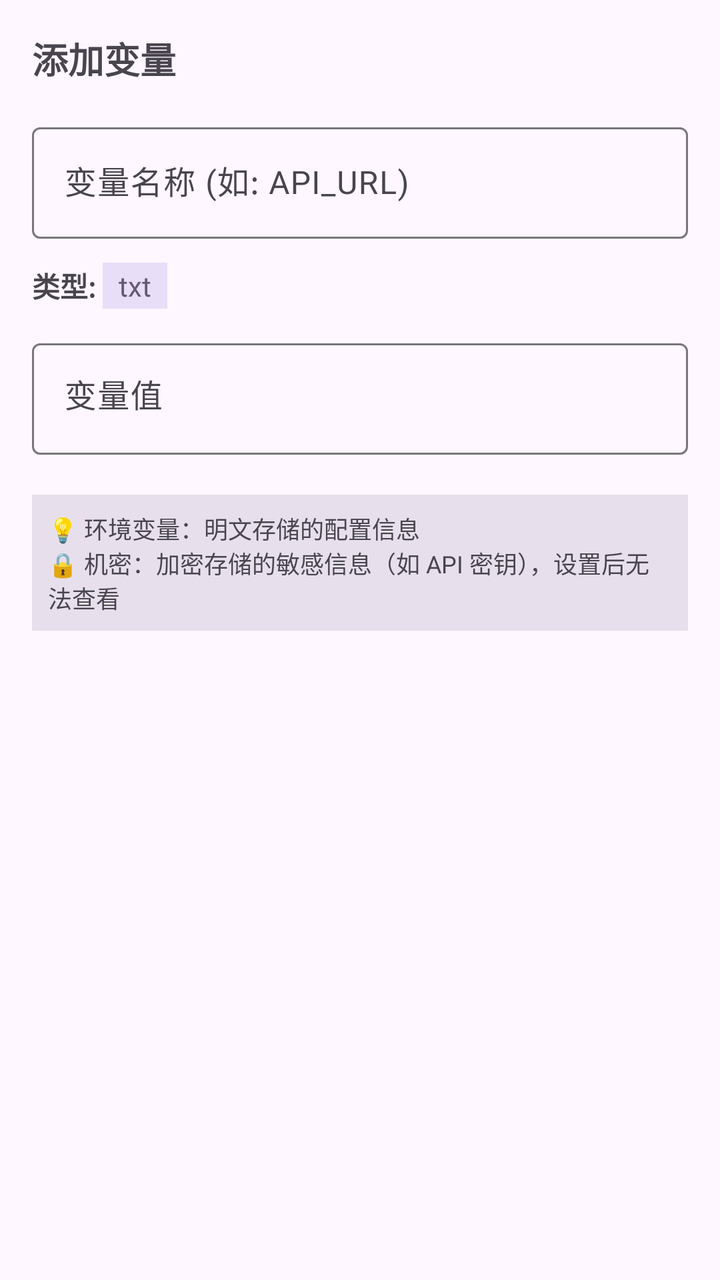
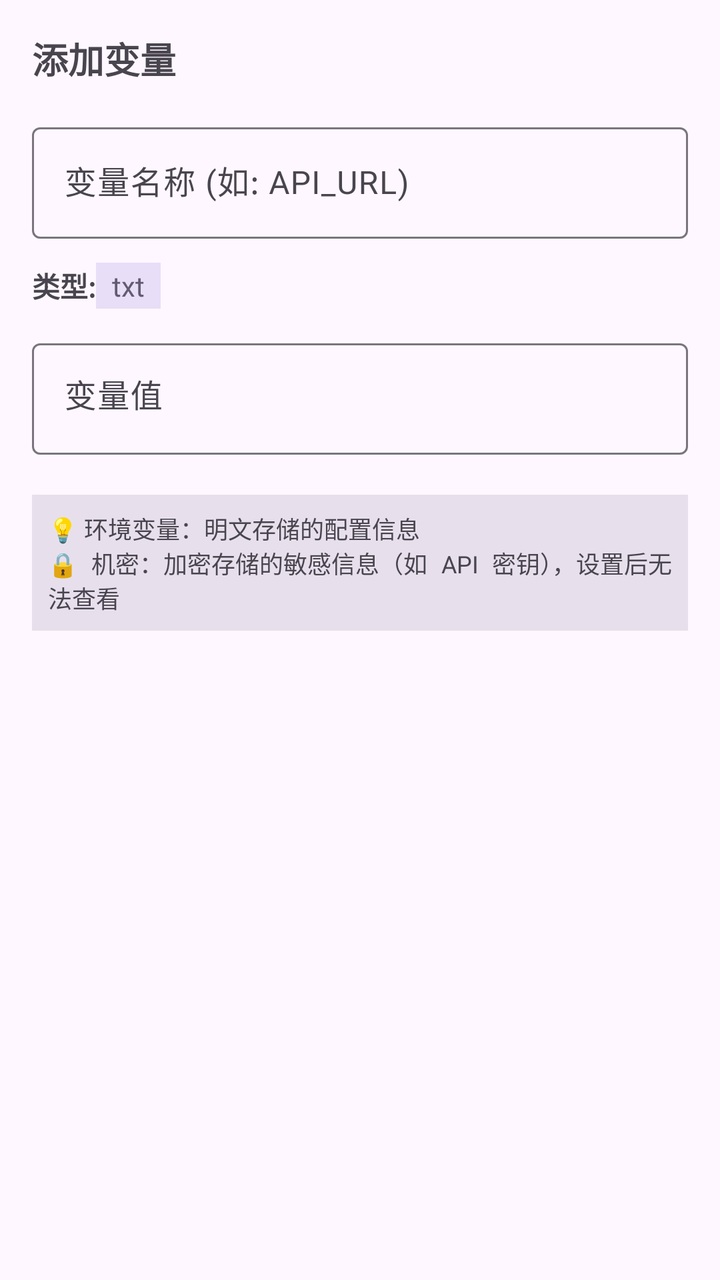

Before-and-after screenshots of an Android layout around one commit, followed by the original layout XML and the change that was made.
<!-- AndroidManifest.xml: application theme AppTheme -->
<!-- res/layout/dialog_add_pages_variable.xml -->
<?xml version="1.0" encoding="utf-8"?>
<LinearLayout xmlns:android="http://schemas.android.com/apk/res/android"
    xmlns:app="http://schemas.android.com/apk/res-auto"
    android:layout_width="match_parent"
    android:layout_height="wrap_content"
    android:orientation="vertical"
    android:padding="16dp">

    <TextView
        android:id="@+id/dialogTitleText"
        android:layout_width="match_parent"
        android:layout_height="wrap_content"
        android:text="添加变量"
        android:textSize="18sp"
        android:textStyle="bold"
        android:layout_marginBottom="16dp" />

    <com.google.android.material.textfield.TextInputLayout
        android:layout_width="match_parent"
        android:layout_height="wrap_content"
        android:hint="变量名称 (如: API_URL)"
        style="@style/Widget.Material3.TextInputLayout.OutlinedBox"
        android:layout_marginBottom="12dp">

        <com.google.android.material.textfield.TextInputEditText
            android:id="@+id/variableNameEdit"
            android:layout_width="match_parent"
            android:layout_height="wrap_content"
            android:inputType="text"
            android:singleLine="true" />

    </com.google.android.material.textfield.TextInputLayout>

    <LinearLayout
        android:layout_width="match_parent"
        android:layout_height="wrap_content"
        android:orientation="horizontal"
        android:gravity="center_vertical"
        android:layout_marginBottom="12dp">

        <TextView
            android:layout_width="wrap_content"
            android:layout_height="wrap_content"
            android:text="类型: "
            android:textSize="14sp"
            android:textStyle="bold" />

        <TextView
            android:id="@+id/variableTypeText"
            android:layout_width="wrap_content"
            android:layout_height="wrap_content"
            android:text="txt"
            android:textSize="14sp"
            android:paddingStart="8dp"
            android:paddingEnd="8dp"
            android:paddingTop="2dp"
            android:paddingBottom="2dp"
            android:background="?attr/colorSecondaryContainer"
            android:textColor="?attr/colorSecondary" />

    </LinearLayout>

    <com.google.android.material.textfield.TextInputLayout
        android:layout_width="match_parent"
        android:layout_height="wrap_content"
        android:hint="变量值"
        style="@style/Widget.Material3.TextInputLayout.OutlinedBox"
        android:layout_marginBottom="12dp">

        <com.google.android.material.textfield.TextInputEditText
            android:id="@+id/variableValueEdit"
            android:layout_width="match_parent"
            android:layout_height="wrap_content"
            android:inputType="textMultiLine"
            android:gravity="top|start"
            android:minLines="1"
            android:maxLines="8" />

    </com.google.android.material.textfield.TextInputLayout>

    <TextView
        android:layout_width="match_parent"
        android:layout_height="wrap_content"
        android:text="💡 环境变量：明文存储的配置信息\n🔒 机密：加密存储的敏感信息（如 API 密钥），设置后无法查看"
        android:textSize="12sp"
        android:textColor="?android:attr/textColorSecondary"
        android:layout_marginTop="8dp"
        android:padding="8dp"
        android:background="?attr/colorSurfaceVariant" />

</LinearLayout>
<!-- resources referenced by this layout -->
<resources>
  <style name="AppTheme" parent="Base.AppTheme" />
  <style name="Base.AppTheme" parent="Theme.Material3.DayNight.NoActionBar">
      
      
    </style>
</resources>

<!-- the commit's change to res/layout/dialog_add_pages_variable.xml (unified diff, before → after) -->
@@ -10,7 +10,7 @@
         android:id="@+id/dialogTitleText"
         android:layout_width="match_parent"
         android:layout_height="wrap_content"
-        android:text="添加变量"
+        android:text="@string/xml_dialog_add_pages_variable"
         android:textSize="18sp"
         android:textStyle="bold"
         android:layout_marginBottom="16dp" />
@@ -18,7 +18,7 @@
     <com.google.android.material.textfield.TextInputLayout
         android:layout_width="match_parent"
         android:layout_height="wrap_content"
-        android:hint="变量名称 (如: API_URL)"
+        android:hint="@string/xml_dialog_add_pages_variable_hint"
         style="@style/Widget.Material3.TextInputLayout.OutlinedBox"
         android:layout_marginBottom="12dp">
 
@@ -27,7 +27,9 @@
             android:layout_width="match_parent"
             android:layout_height="wrap_content"
             android:inputType="text"
-            android:singleLine="true" />
+            android:maxLines="1"
+            android:ellipsize="end"
+            android:imeOptions="actionNext" />
 
     </com.google.android.material.textfield.TextInputLayout>
 
@@ -41,7 +43,7 @@
         <TextView
             android:layout_width="wrap_content"
             android:layout_height="wrap_content"
-            android:text="类型: "
+            android:text="@string/xml_dialog_add_pages_variable_2"
             android:textSize="14sp"
             android:textStyle="bold" />
 
@@ -63,7 +65,7 @@
     <com.google.android.material.textfield.TextInputLayout
         android:layout_width="match_parent"
         android:layout_height="wrap_content"
-        android:hint="变量值"
+        android:hint="@string/xml_dialog_add_pages_variable_hint_2"
         style="@style/Widget.Material3.TextInputLayout.OutlinedBox"
         android:layout_marginBottom="12dp">
 
@@ -81,7 +83,7 @@
     <TextView
         android:layout_width="match_parent"
         android:layout_height="wrap_content"
-        android:text="💡 环境变量：明文存储的配置信息\n🔒 机密：加密存储的敏感信息（如 API 密钥），设置后无法查看"
+        android:text="@string/xml_dialog_add_pages_variable_3"
         android:textSize="12sp"
         android:textColor="?android:attr/textColorSecondary"
         android:layout_marginTop="8dp"
<!-- resource entries referenced after the edit -->
@@ -1,9 +1,57 @@
 <!-- resources referenced by this layout -->
 <resources>
+  <string name="xml_dialog_add_pages_variable">添加变量</string>
+  <string name="xml_dialog_add_pages_variable_2">类型: </string>
+  <string name="xml_dialog_add_pages_variable_3">💡 环境变量：明文存储的配置信息\n🔒 机密：加密存储的敏感信息（如 API 密钥），设置后无法查看</string>
+  <string name="xml_dialog_add_pages_variable_hint">变量名称 (如: API_URL)</string>
+  <string name="xml_dialog_add_pages_variable_hint_2">变量值</string>
   <style name="AppTheme" parent="Base.AppTheme" />
   <style name="Base.AppTheme" parent="Theme.Material3.DayNight.NoActionBar">
       
       
+  
+      
+      <item name="android:textViewStyle">@style/AppTextView</item>
+      <item name="android:buttonStyle">@style/AppButton</item>
+      <item name="materialButtonStyle">@style/AppMaterialButton</item>
+      <item name="chipStyle">@style/AppChip</item>
     </style>
+  <style name="AppTextView" parent="@android:style/Widget.DeviceDefault.TextView">
+      <item name="android:breakStrategy">simple</item>
+      <item name="android:hyphenationFrequency">full</item>
+      <item name="android:ellipsize">end</item>
+      <item name="android:justificationMode">inter_word</item>
+      <item name="android:textIsSelectable">false</item>
+    </style>
+  <style name="AppButton" parent="Widget.Material3.Button">
+      <item name="android:minHeight">@dimen/app_button_min_height</item>
+      <item name="android:minWidth">@dimen/app_button_min_width</item>
+      <item name="android:maxLines">2</item>
+      <item name="android:ellipsize">end</item>
+      <item name="android:paddingStart">@dimen/app_button_padding_h</item>
+      <item name="android:paddingEnd">@dimen/app_button_padding_h</item>
+      <item name="android:breakStrategy">simple</item>
+      <item name="android:hyphenationFrequency">full</item>
+      <item name="android:textSize">@dimen/app_button_text_size</item>
+    </style>
+  <style name="AppMaterialButton" parent="Widget.Material3.Button">
+      <item name="android:minHeight">@dimen/app_button_min_height</item>
+      <item name="android:minWidth">@dimen/app_button_min_width</item>
+      <item name="android:maxLines">2</item>
+      <item name="android:ellipsize">end</item>
+      <item name="android:paddingStart">@dimen/app_button_padding_h</item>
+      <item name="android:paddingEnd">@dimen/app_button_padding_h</item>
+      <item name="android:breakStrategy">simple</item>
+      <item name="android:hyphenationFrequency">full</item>
+      <item name="android:textAllCaps">false</item>
+      <item name="android:textSize">@dimen/app_button_text_size</item>
+    </style>
+  <style name="AppChip" parent="Widget.Material3.Chip.Assist">
+      <item name="android:textIsSelectable">false</item>
+    </style>
+  <dimen name="app_button_min_height">48dp</dimen>
+  <dimen name="app_button_min_width">112dp</dimen>
+  <dimen name="app_button_padding_h">10dp</dimen>
+  <dimen name="app_button_text_size">13sp</dimen>
 </resources>
 
